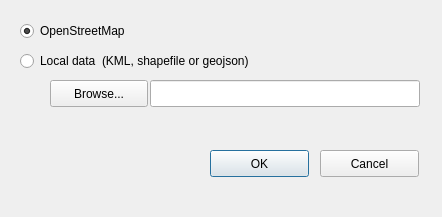
Qt form road_osm_base.ui (anggabayu21/emergency_mapper_qgis_plugin) before a commit.
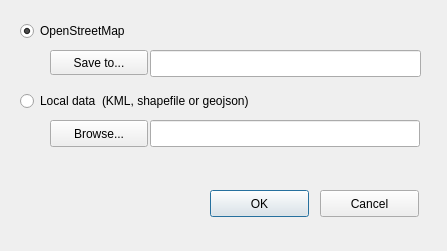
The same form after that commit.

```diff
--- a/road_osm_base.ui
+++ b/road_osm_base.ui
@@ -6,8 +6,8 @@
    <rect>
     <x>0</x>
     <y>0</y>
-    <width>442</width>
-    <height>217</height>
+    <width>447</width>
+    <height>251</height>
    </rect>
   </property>
   <property name="windowTitle">
@@ -17,7 +17,7 @@
    <property name="geometry">
     <rect>
      <x>210</x>
-     <y>150</y>
+     <y>190</y>
      <width>99</width>
      <height>27</height>
     </rect>
@@ -30,7 +30,7 @@
    <property name="geometry">
     <rect>
      <x>320</x>
-     <y>150</y>
+     <y>190</y>
      <width>99</width>
      <height>27</height>
     </rect>
@@ -43,7 +43,7 @@
    <property name="geometry">
     <rect>
      <x>150</x>
-     <y>80</y>
+     <y>120</y>
      <width>270</width>
      <height>27</height>
     </rect>
@@ -53,7 +53,7 @@
    <property name="geometry">
     <rect>
      <x>50</x>
-     <y>80</y>
+     <y>120</y>
      <width>98</width>
      <height>27</height>
     </rect>
@@ -82,7 +82,7 @@
    <property name="geometry">
     <rect>
      <x>20</x>
-     <y>50</y>
+     <y>90</y>
      <width>431</width>
      <height>22</height>
     </rect>
@@ -91,6 +91,38 @@
     <string>Local data  (KML, shapefile or geojson)</string>
    </property>
   </widget>
+  <widget class="QToolButton" name="directory_button">
+   <property name="geometry">
+    <rect>
+     <x>50</x>
+     <y>50</y>
+     <width>98</width>
+     <height>25</height>
+    </rect>
+   </property>
+   <property name="text">
+    <string>Save to...</string>
+   </property>
+  </widget>
+  <widget class="QLineEdit" name="output_directory">
+   <property name="geometry">
+    <rect>
+     <x>150</x>
+     <y>50</y>
+     <width>271</width>
+     <height>27</height>
+    </rect>
+   </property>
+   <property name="sizePolicy">
+    <sizepolicy hsizetype="MinimumExpanding" vsizetype="Fixed">
+     <horstretch>0</horstretch>
+     <verstretch>0</verstretch>
+    </sizepolicy>
+   </property>
+   <property name="text">
+    <string/>
+   </property>
+  </widget>
  </widget>
  <resources/>
  <connections/>
```
